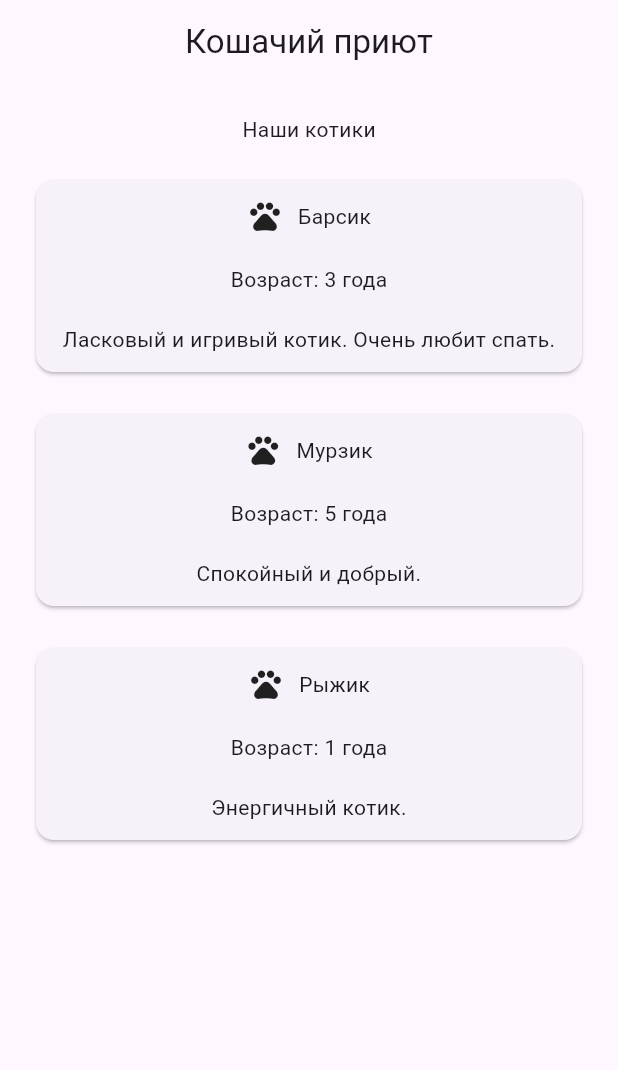
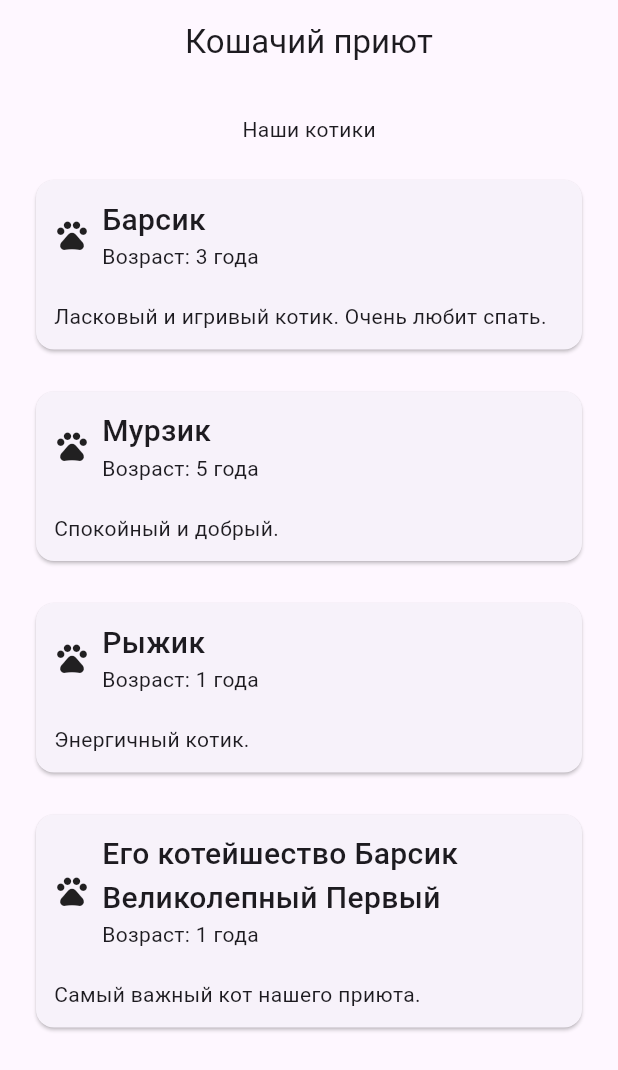
Before and after one commit to Askalitus/CatShelter, a Flutter app: the screen it shows after launch, on a phone screen of 412 x 824 dp. Shown: the top 1070 px of the screen. Run offline on Flutter 3.47's test engine with Material 3 defaults, Android fonts, the light colour scheme and no system bars.

Commit message:
Изучение  flexible и  Expanded

```diff
--- a/lib/screens/main_page.dart
+++ b/lib/screens/main_page.dart
@@ -26,6 +26,11 @@ class MainPage extends StatelessWidget {
                 description: "Спокойный и добрый.",
               ),
               CatCard(name: "Рыжик", age: 1, description: "Энергичный котик."),
+              CatCard(
+                name: "Его котейшество Барсик Великолепный Первый",
+                age: 1,
+                description: "Самый важный кот нашего приюта.",
+              ),
             ],
           ),
         ),
--- a/lib/widgets/cat_card.dart
+++ b/lib/widgets/cat_card.dart
@@ -19,15 +19,31 @@ class CatCard extends StatelessWidget {
         padding: const EdgeInsets.all(12),
         child: Column(
           spacing: 20,
-          crossAxisAlignment: CrossAxisAlignment.center,
+          crossAxisAlignment: CrossAxisAlignment.start,
           children: [
             Row(
-              spacing: 10,
-              mainAxisAlignment: MainAxisAlignment.center,
-              children: [Icon(Icons.pets), Text(name)],
+              spacing: 8,
+              mainAxisAlignment: MainAxisAlignment.start,
+              children: [
+                Icon(Icons.pets),
+                Flexible(
+                  child: Column(
+                    crossAxisAlignment: CrossAxisAlignment.start,
+                    children: [
+                      Text(
+                        name,
+                        style: TextStyle(
+                          fontSize: 20,
+                          fontWeight: FontWeight(500),
+                        ),
+                      ),
+                      Text('Возраст: $age года'),
+                    ],
+                  ),
+                ),
+              ],
             ),
-            Text('Возраст: $age года'),
-            Text(description, textAlign: TextAlign.center),
+            Text(description, textAlign: TextAlign.start),
           ],
         ),
       ),
```
Also changed, not shown: 1 other file.
